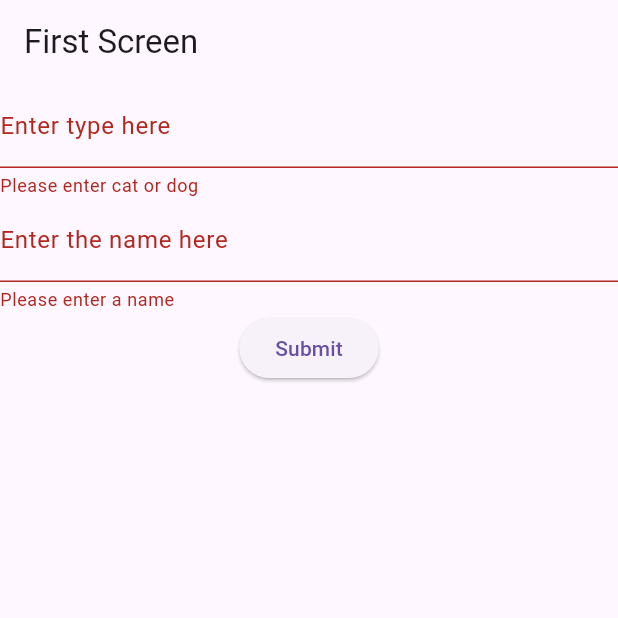
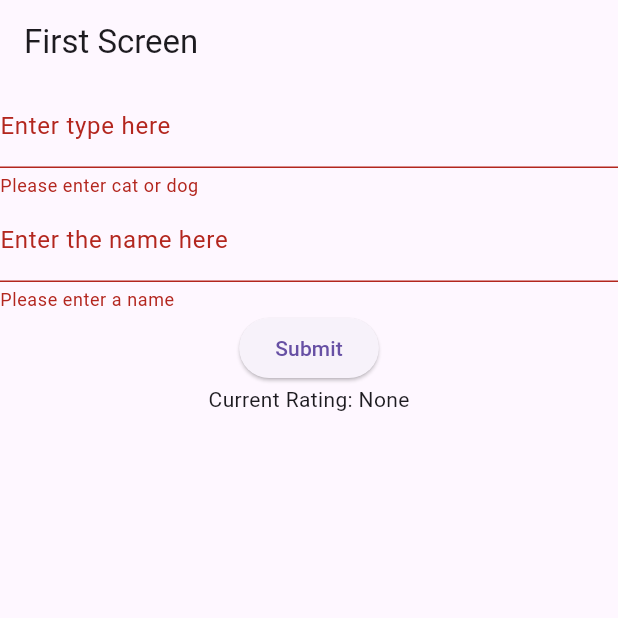
Before and after one commit to TareKhalifa/MobileApps_24, a Flutter app: the screen it shows after launch, after a tap on "Submit", on a phone screen of 412 x 824 dp, the top half of it. Run offline on Flutter 3.47's test engine with Material 3 defaults, Android fonts, the light colour scheme and no system bars.

Commit message:
Week4 - after returning data from second screen.

```diff
--- a/lib/main.dart
+++ b/lib/main.dart
@@ -1,7 +1,10 @@
 import 'package:flutter/material.dart';
+
 class CustomCard extends StatelessWidget {
   final String name;
   final String picturePath;
+  final TextEditingController _animalScore = TextEditingController();
+
   CustomCard({required this.name, required this.picturePath});
 
   @override
@@ -12,30 +15,61 @@ class CustomCard extends StatelessWidget {
         children: [
           Text(name),
           Image.asset(picturePath, width: 400, height: 400,),
+          TextFormField(
+            controller: _animalScore,
+            decoration: InputDecoration(
+              labelText: 'Enter the rating here',
+            ),
+            validator: (value) {
+              if (value == null || value.isEmpty) {
+                return "Please enter a rating";
+              }
+              return null;
+            },
+          ),
           ElevatedButton(
-              onPressed: ()=>Navigator.pop(context),
-              child: Text("Return to first screen"))
+            onPressed: () {
+              if (_animalScore.text.isNotEmpty) {
+                Navigator.pop(context, {"currentRating": _animalScore.text});
+              } else {
+                ScaffoldMessenger.of(context).showSnackBar(
+                  SnackBar(content: Text("Please enter a rating")),
+                );
+              }
+            },
+            child: Text("Return to first screen"),
+          )
         ],
-      ) ,
+      ),
     );
   }
 }
+
 void main() => runApp(MyApp());
 
 class MyApp extends StatelessWidget {
   @override
   Widget build(BuildContext context) {
     return MaterialApp(
-      home: FirstScreen(),
+      home: FirstScreen("None"),
     );
   }
 }
 
-class FirstScreen extends StatelessWidget {
+class FirstScreen extends StatefulWidget {
+  final String currentRating;
 
+  FirstScreen(this.currentRating);
+
+  @override
+  _FirstScreenState createState() => _FirstScreenState();
+}
+
+class _FirstScreenState extends State<FirstScreen> {
   final _formKey = GlobalKey<FormState>();
   final TextEditingController _nameController = TextEditingController();
   final TextEditingController _typeController = TextEditingController();
+  String currentRating = "None";
 
   @override
   Widget build(BuildContext context) {
@@ -45,7 +79,7 @@ class FirstScreen extends StatelessWidget {
       ),
       body: Center(
         child: Form(
-        key: _formKey, // Associate the form key
+          key: _formKey,
           child: Column(
             children: <Widget>[
               TextFormField(
@@ -54,7 +88,7 @@ class FirstScreen extends StatelessWidget {
                   labelText: 'Enter type here',
                 ),
                 validator: (value) {
-            if (value=="cat" || value=='dog') {
+                  if (value == "cat" || value == 'dog') {
                     return null;
                   }
                   return "Please enter cat or dog";
@@ -66,28 +100,41 @@ class FirstScreen extends StatelessWidget {
                   labelText: 'Enter the name here',
                 ),
                 validator: (value) {
-                if (value==null || value.isEmpty) {
+                  if (value == null || value.isEmpty) {
                     return "Please enter a name";
                   }
                   return null;
                 },
               ),
               ElevatedButton(
-              onPressed: () {
+                onPressed: () async {
                   // Validate returns true if the form is valid, or false otherwise.
                   if (_formKey.currentState?.validate() == true) {
-                    Navigator.push(context,MaterialPageRoute(
-                      builder: (context) =>
-                          SecondScreen(name: _nameController.text,
-                            imagePath:"assets/images/${_typeController.text}.jpg"),
-                    ));
+                    final result = await Navigator.push(
+                      context,
+                      MaterialPageRoute(
+                        builder: (context) => SecondScreen(
+                          name: _nameController.text,
+                          imagePath: "assets/images/${_typeController.text}.jpg",
+                        ),
+                      ),
+                    );
+
+                    if (result != null && result.containsKey('currentRating')) {
+                      setState(() {
+                        currentRating = result['currentRating'];
+                      });
+                    }
                   }
                 },
                 child: Text('Submit'),
               ),
-          ]
+              Text('Current Rating: $currentRating'),
+            ],
           ),
-    )));
+        ),
+      ),
+    );
   }
 }
 
@@ -113,7 +160,6 @@ class _SecondScreenState extends State<SecondScreen> {
     imagePath = widget.imagePath;
   }
 
-
   @override
   Widget build(BuildContext context) {
     return Scaffold(
@@ -121,8 +167,11 @@ class _SecondScreenState extends State<SecondScreen> {
         title: const Text('Second Screen'),
       ),
       body: Center(
-          child: CustomCard(name: name,
-              picturePath: imagePath),
-    ));
+        child: CustomCard(
+          name: name,
+          picturePath: imagePath,
+        ),
+      ),
+    );
   }
 }
```
Lines whose indentation alone changed are shown as unchanged.
